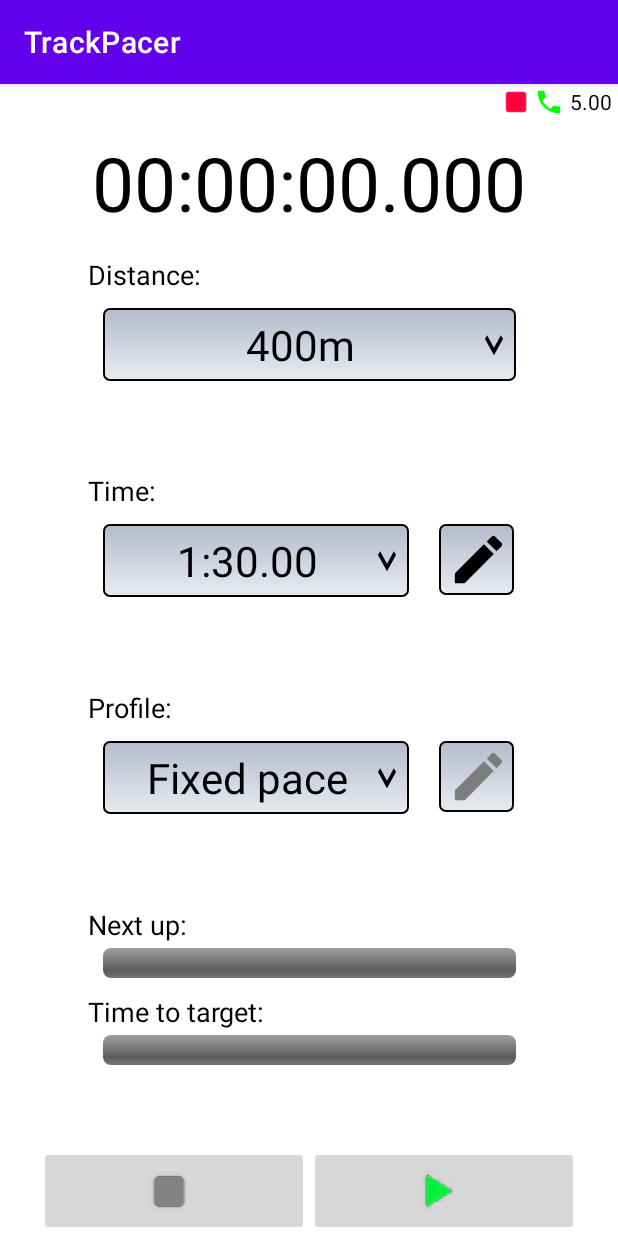
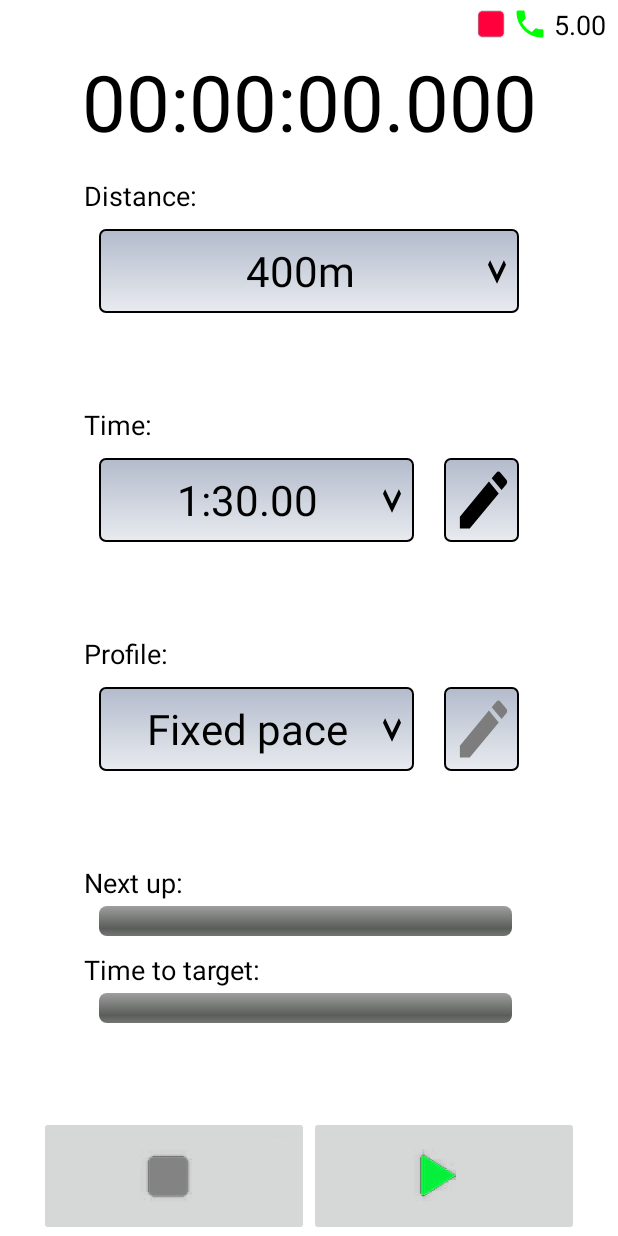
Before and after one commit to fig7/TrackPacer, an Android app: the screen it shows after launch (MainActivity), on a phone screen of 412 x 824 dp. Run offline under Robolectric (Android 15) with nearby library versions, the phone set to English and light mode, and no system bars.

Commit message:
Minor UI improvements. Remove action bar.

```diff
--- a/app/src/main/java/com/fig7/trackpacer/MainActivity.kt
+++ b/app/src/main/java/com/fig7/trackpacer/MainActivity.kt
@@ -36,6 +36,7 @@ import kotlin.math.min
 // Clip recording / replacement / Tabs
 // Add history + set own times (edit times, and edit distances). With Runpacer: could do set a point on a map and set the time (use GPS, eek!).
 // Profiles, clips, settings, history for next version. Run, history, clips, settings tabs
+// Share/submit routes + Auto airplane mode setting too
 
 
 class MainActivity : AppCompatActivity(), AdapterView.OnItemSelectedListener {
--- a/app/src/main/res/layout/activity_main.xml
+++ b/app/src/main/res/layout/activity_main.xml
@@ -11,40 +11,49 @@
     android:layout_width="wrap_content"
     android:layout_height="wrap_content"
     android:orientation="horizontal"
-    android:paddingTop="2dp"
+    android:padding="4dp"
 
     app:layout_constraintEnd_toEndOf="parent"
     app:layout_constraintTop_toTopOf="parent">
 
     <ImageView
       android:id="@+id/pacing_status"
-      android:layout_width="16dp"
-      android:layout_height="16dp"
-      android:layout_gravity="center"/>
+      android:layout_width="20dp"
+      android:layout_height="20dp"
+      android:layout_gravity="center"
+      android:gravity="center"
+
+      android:contentDescription="@string/content_pacing_status"/>
 
     <Space
       android:layout_width="4dp"
-      android:layout_height="20dp"/>
+      android:layout_height="match_parent"/>
 
     <ImageView
       android:id="@+id/phone_status"
-      android:layout_width="20dp"
-      android:layout_height="20dp"/>
+      android:layout_width="24dp"
+      android:layout_height="24dp"
+      android:layout_gravity="center"
+      android:gravity="center"
+
+      android:contentDescription="@string/content_phone_status"/>
 
     <Space
       android:layout_width="4dp"
-      android:layout_height="20dp"/>
+      android:layout_height="match_parent"/>
 
     <TextView
       android:id="@+id/delay_setting"
       android:layout_width="wrap_content"
-      android:layout_height="20dp"
+      android:layout_height="wrap_content"
+      android:layout_gravity="center"
 
-      android:textColor="?android:textColorPrimary"/>
+      android:textColor="?android:textColorPrimary"
+      android:textSize="18sp"/>
 
     <Space
       android:layout_width="4dp"
-      android:layout_height="20dp"/>
+      android:layout_height="match_parent"/>
   </LinearLayout>
 
   <LinearLayout
@@ -57,18 +66,17 @@
     app:layout_constraintStart_toStartOf="parent"
     app:layout_constraintTop_toBottomOf="@id/status_view">
 
-    <Space
-      android:layout_width="match_parent"
-      android:layout_height="10dp"/>
-
     <TextView
       android:id="@+id/text_time"
       android:layout_width="match_parent"
       android:layout_height="wrap_content"
 
       android:textColor="?android:textColorPrimary"
-      android:textSize="50sp"
-      android:gravity="center"/>
+      android:textSize="52sp"
+      android:gravity="center"
+
+      android:maxLines="1"
+      android:autoSizeTextType="uniform"/>
 
     <Space
       android:layout_width="match_parent"
@@ -102,8 +110,8 @@
 
     <Spinner
       android:id="@+id/spinner_distance"
-      android:layout_width="275dp"
-      android:layout_height="wrap_content"
+      android:layout_width="280dp"
+      android:layout_height="56dp"
       style="@style/spinner_style"/>
   </LinearLayout>
 
@@ -129,16 +137,23 @@
 
       <Spinner
         android:id="@+id/spinner_time"
-        android:layout_width="204dp"
-        android:layout_height="wrap_content"
+        android:layout_width="210dp"
+        android:layout_height="56dp"
         style="@style/spinner_style"/>
 
-      <ImageButton
-        android:id="@+id/button_time"
-        android:layout_width="50dp"
-        android:layout_height="wrap_content"
+      <androidx.constraintlayout.widget.ConstraintLayout
+        android:layout_width="match_parent"
+        android:layout_height="match_parent">
 
-        style="@style/edit_style"/>
+        <ImageButton
+          android:id="@+id/button_time"
+          android:layout_height="match_parent"
+          app:layout_constraintStart_toStartOf="parent"
+          app:layout_constraintDimensionRatio="1:1"
+
+          android:contentDescription="@string/content_edit_time"
+          style="@style/edit_style"/>
+      </androidx.constraintlayout.widget.ConstraintLayout>
     </LinearLayout>
   </LinearLayout>
 
@@ -164,15 +179,22 @@
 
     <Spinner
       android:id="@+id/spinner_profile"
-      android:layout_width="204dp"
-      android:layout_height="wrap_content"
+      android:layout_width="210dp"
+      android:layout_height="56dp"
       style="@style/spinner_style"/>
 
-    <ImageButton
-      android:layout_width="50dp"
-      android:layout_height="wrap_content"
+      <androidx.constraintlayout.widget.ConstraintLayout
+        android:layout_width="match_parent"
+        android:layout_height="match_parent">
 
-      style="@style/disabled_edit_style"/>
+        <ImageButton
+          android:layout_height="match_parent"
+          app:layout_constraintStart_toStartOf="parent"
+          app:layout_constraintDimensionRatio="1:1"
+
+          android:contentDescription="@string/content_edit_profile"
+          style="@style/disabled_edit_style"/>
+      </androidx.constraintlayout.widget.ConstraintLayout>
     </LinearLayout>
   </LinearLayout>
 
@@ -248,15 +270,17 @@
       <ImageButton
         android:id="@+id/button_stop"
         android:layout_width="180dp"
-        android:layout_height="60dp"
+        android:layout_height="80dp"
 
+        android:contentDescription="@string/content_stop"
         android:scaleType="centerInside"/>
 
       <ImageButton
         android:id="@+id/button_go"
         android:layout_width="180dp"
-        android:layout_height="60dp"
+        android:layout_height="80dp"
 
+        android:contentDescription="@string/content_go"
         android:scaleType="centerInside"/>
     </LinearLayout>
   </LinearLayout>
--- a/app/src/main/res/layout/edit_time.xml
+++ b/app/src/main/res/layout/edit_time.xml
@@ -12,17 +12,18 @@
 
     android:layout_width="320dp"
     android:layout_height="348dp"
-    android:padding="5dp"
+    android:paddingStart="5dp"
+    android:paddingEnd="5dp"
     android:orientation="vertical">
 
     <LinearLayout
       android:layout_width="match_parent"
-      android:layout_height="wrap_content">
+      android:layout_height="56dp">
 
       <TextView
         android:id="@+id/edit_time_title"
         android:layout_width="0dp"
-        android:layout_height="wrap_content"
+        android:layout_height="match_parent"
         android:layout_weight="1"
 
         android:textColor="?android:textColorPrimary"
@@ -32,8 +33,10 @@
         android:id="@+id/cancel_button"
         android:layout_width="wrap_content"
         android:layout_height="wrap_content"
+        android:layout_gravity="center_vertical"
+
         android:background="@null"
-
+        android:contentDescription="@string/content_edit_cancel"
         android:src="@drawable/baseline_close_48"/>
     </LinearLayout>
 
@@ -109,12 +112,16 @@
         android:id="@+id/edit_time_add"
         android:layout_width="wrap_content"
         android:layout_height="wrap_content"
-        android:layout_gravity="end"/>
+        android:layout_gravity="end"
+
+        android:contentDescription="@string/content_time_add"/>
 
       <Button
         android:id="@+id/edit_time_set"
         android:layout_width="wrap_content"
-        android:layout_height="wrap_content"/>
+        android:layout_height="wrap_content"
+
+        android:contentDescription="@string/content_time_set"/>
       </LinearLayout>
     </LinearLayout>
 </LinearLayout>
--- a/app/src/main/res/values/strings.xml
+++ b/app/src/main/res/values/strings.xml
@@ -24,4 +24,15 @@
   <string name="add_time">Add %1$s</string>
   <string name="set_time">Set to %1$s</string>
   <string name="start_delay">5.00</string>
+
+  <string name="content_pacing_status">Pacing status</string>
+  <string name="content_phone_status">Incoming call detection</string>
+  <string name="content_edit_time">Edit time</string>
+  <string name="content_edit_profile">Edit profile</string>
+  <string name="content_go">Start pacing</string>
+  <string name="content_stop">Stop pacing</string>
+
+  <string name="content_edit_cancel">Cancel edit</string>
+  <string name="content_time_add">Add time</string>
+  <string name="content_time_set">Set time</string>
 </resources>
--- a/app/src/main/res/values/themes.xml
+++ b/app/src/main/res/values/themes.xml
@@ -1,6 +1,6 @@
 <resources xmlns:tools="http://schemas.android.com/tools">
   <!-- Base application theme. -->
-  <style name="Theme.TrackPacer" parent="Theme.MaterialComponents.DayNight.DarkActionBar">
+  <style name="Theme.TrackPacer" parent="Theme.MaterialComponents.DayNight.NoActionBar">
     <!-- Primary brand color. -->
     <item name="colorPrimary">@color/purple_500</item>
     <item name="colorPrimaryVariant">@color/purple_700</item>
```
